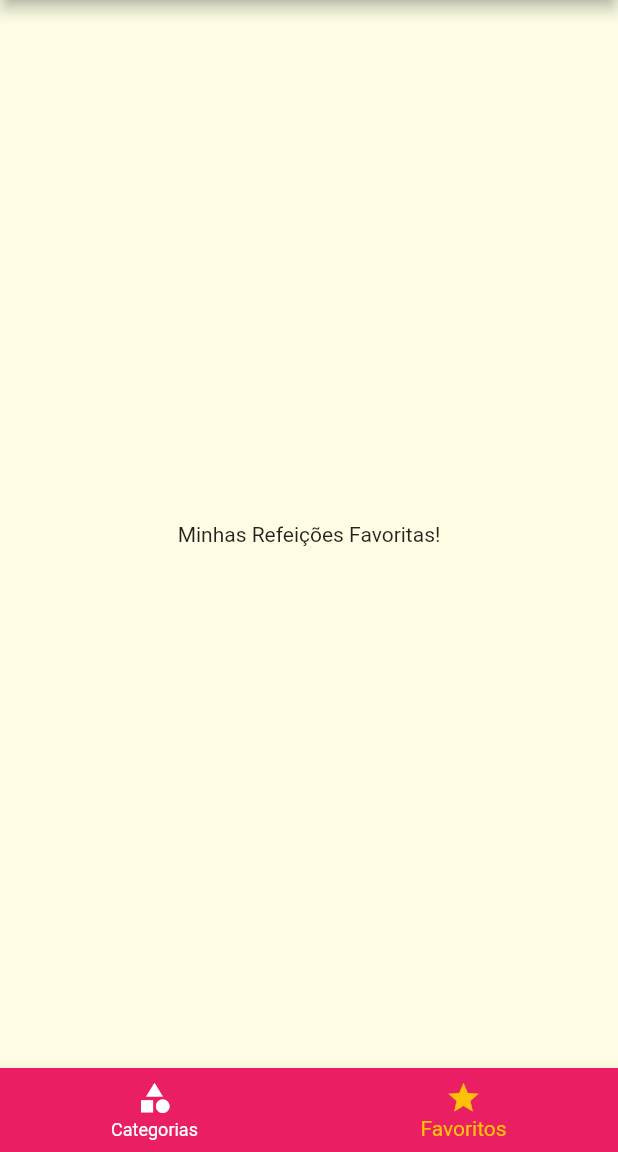
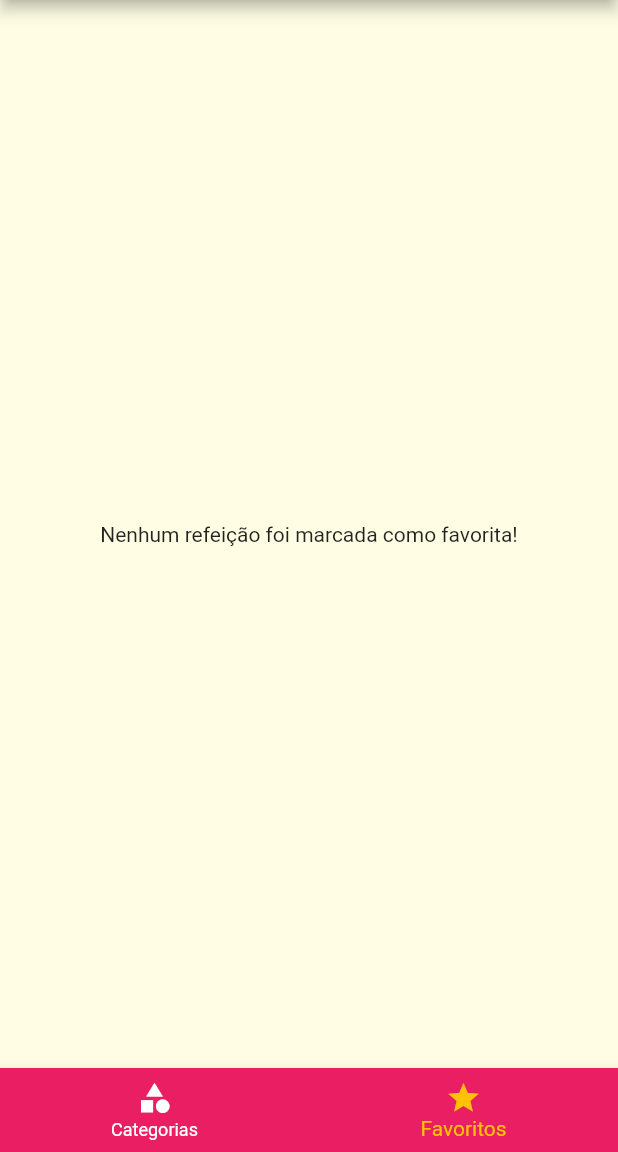
Before and after one commit to adrianosousagomes/meals, a Flutter app: the screen it shows after launch, item 2 of the bottom bar chosen, on a phone screen of 412 x 824 dp, the part 84-1236 px from its top. Run offline on Flutter 3.47's test engine with Material 2 defaults, Android fonts, the phone set to English and light mode, and no system bars.

Commit message:
- Finalizando aula 209 - Marcar como favorito;

```diff
--- a/lib/main.dart
+++ b/lib/main.dart
@@ -20,6 +20,7 @@ class MyApp extends StatefulWidget {
 class _MyAppState extends State<MyApp> {
   Settings settings = Settings();
   List<Meal> _availableMeals = DUMMY_MEALS;
+  List<Meal> _favoriteMeals = [];
 
   void _filterMeals(Settings settings) {
     setState(() {
@@ -41,6 +42,18 @@ class _MyAppState extends State<MyApp> {
     });
   }
 
+  void _toggleFavorite(Meal meal) {
+    setState(() {
+      _favoriteMeals.contains(meal)
+          ? _favoriteMeals.remove(meal)
+          : _favoriteMeals.add(meal);
+    });
+  }
+
+  bool _isFavorite(Meal meal) {
+    return _favoriteMeals.contains(meal);
+  }
+
   @override
   Widget build(BuildContext context) {
     return MaterialApp(
@@ -54,11 +67,11 @@ class _MyAppState extends State<MyApp> {
               headline6:
                   TextStyle(fontSize: 20, fontFamily: 'RobotoCondensed'))),
       routes: {
-        AppRoutes.HOME: (ctx) => TabsScreen(),
-        AppRoutes.CATEGORIES_MEALS: (ctx) => CategoriesMealsScreen(
-              meals: _availableMeals,
-            ),
-        AppRoutes.MEALS_DETAIL: (ctx) => MealDetailScreen(),
+        AppRoutes.HOME: (ctx) => TabsScreen(favoriteMeals: _favoriteMeals),
+        AppRoutes.CATEGORIES_MEALS: (ctx) =>
+            CategoriesMealsScreen(meals: _availableMeals),
+        AppRoutes.MEALS_DETAIL: (ctx) =>
+            MealDetailScreen(onToggleFavorite: _toggleFavorite, isFavorite: _isFavorite),
         AppRoutes.SETTINGS: (ctx) => SettingsScreen(
               onSettingsChanged: _filterMeals,
               settings: settings,
--- a/lib/screens/favorite_screen.dart
+++ b/lib/screens/favorite_screen.dart
@@ -1,12 +1,28 @@
 import 'package:flutter/material.dart';
+import 'package:meals/components/meal_item.dart';
+
+import '../models/meal.dart';
 
 class FavoriteScreen extends StatelessWidget {
-  const FavoriteScreen({Key? key}) : super(key: key);
+  final List<Meal> favoriteMeals;
+
+  const FavoriteScreen({Key? key, required this.favoriteMeals})
+      : super(key: key);
 
   @override
   Widget build(BuildContext context) {
-    return Center(
-      child: Text('Minhas Refeições Favoritas!'),
-    );
+    if (favoriteMeals.isEmpty) {
+      return Center(
+        child: Text('Nenhum refeição foi marcada como favorita!'),
+      );
+    } else {
+      return ListView.builder(
+          itemCount: favoriteMeals.length,
+          itemBuilder: (ctx, index) {
+            return MealItem(
+              meal: favoriteMeals[index],
+            );
+          });
+    }
   }
 }
--- a/lib/screens/tabs_screen.dart
+++ b/lib/screens/tabs_screen.dart
@@ -3,8 +3,12 @@ import 'package:meals/components/main_drawer.dart';
 import 'package:meals/screens/categories_screen.dart';
 import 'package:meals/screens/favorite_screen.dart';
 
+import '../models/meal.dart';
+
 class TabsScreen extends StatefulWidget {
-  const TabsScreen({Key? key}) : super(key: key);
+  final List<Meal> favoriteMeals;
+
+  const TabsScreen({Key? key, required this.favoriteMeals}) : super(key: key);
 
   @override
   State<TabsScreen> createState() => _TabsScreenState();
@@ -18,10 +22,17 @@ class _TabsScreenState extends State<TabsScreen> {
     'Meus Favoritos',
   ];
 
-  final List<Widget> screens = [
-    CategoriesScreen(),
-    FavoriteScreen(),
-  ];
+  List<Widget>? _screens;
+
+  @override
+  void initState() {
+    super.initState();
+
+    _screens = [
+      CategoriesScreen(),
+      FavoriteScreen(favoriteMeals: widget.favoriteMeals),
+    ];
+  }
 
   _selectScreen(int index) {
     setState(() {
@@ -36,7 +47,7 @@ class _TabsScreenState extends State<TabsScreen> {
         title: Text(_titles[_selectedScreenIndex]),
       ),
       drawer: MainDrawer(),
-      body: screens[_selectedScreenIndex],
+      body: _screens![_selectedScreenIndex],
       bottomNavigationBar: BottomNavigationBar(
         onTap: _selectScreen,
         backgroundColor: Theme.of(context).primaryColor,
```
Also changed, not shown: lib/screens/meal_detail_screen.dart (+8 -3 lines).
